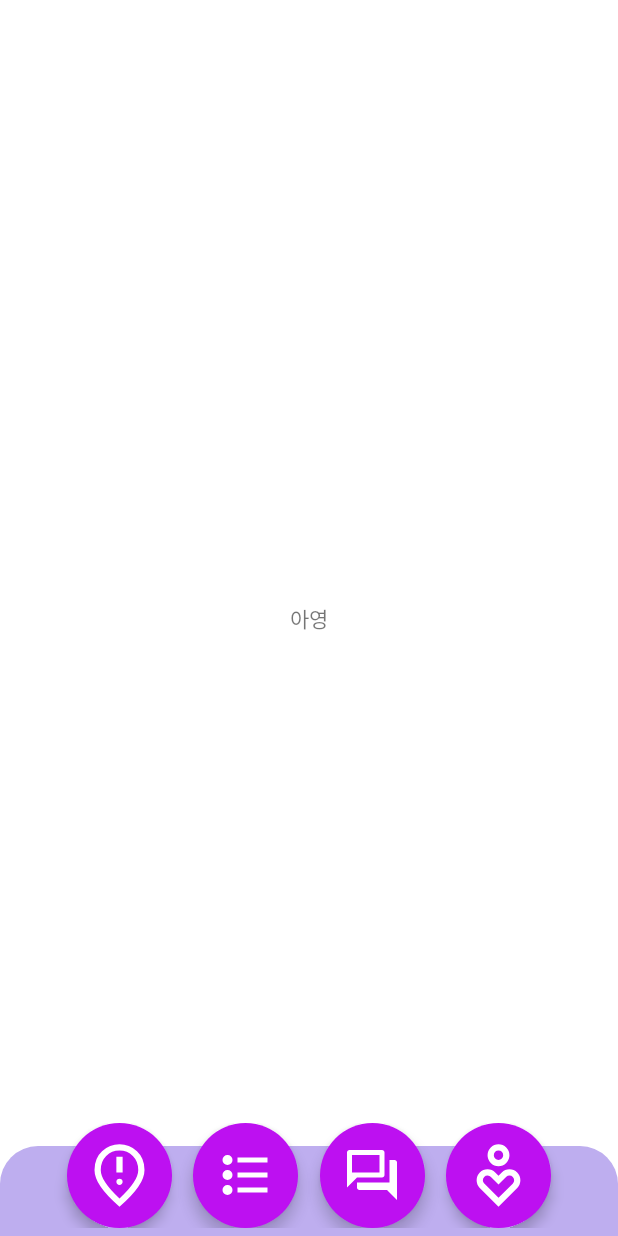
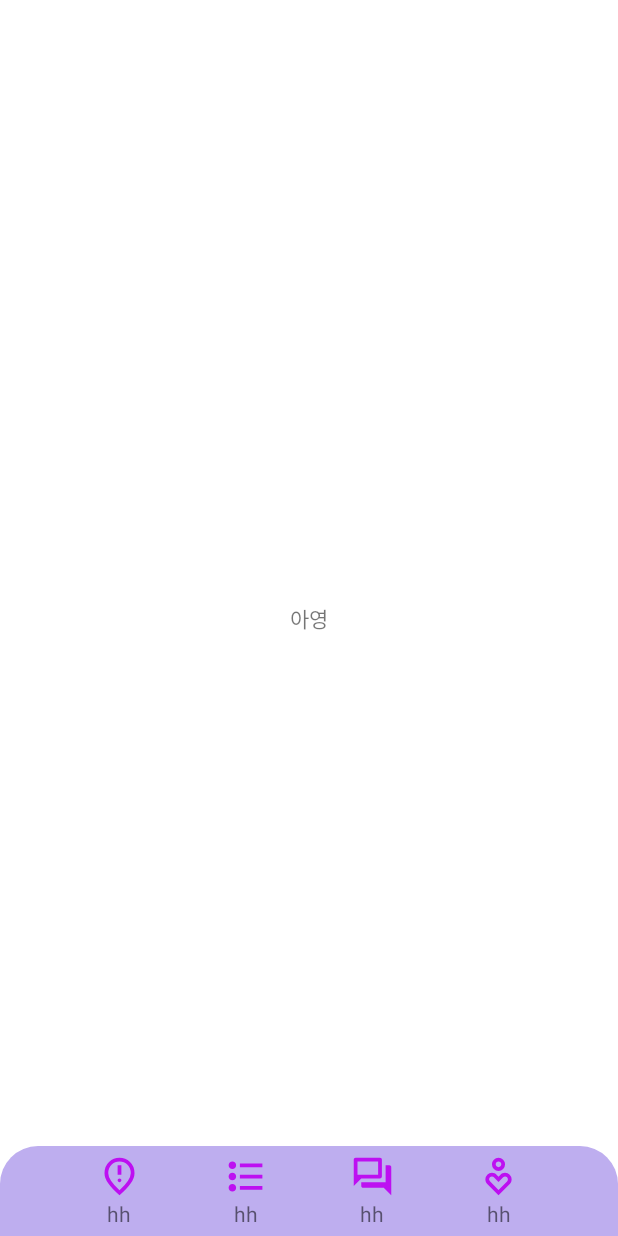
Before and after one commit to TogeDuck/SourceCode, an Android app: the AhyoungFragment screen opened through its navigation route, on a phone screen of 412 x 824 dp. Run offline under Robolectric (Android 15) with nearby library versions, the phone set to English and light mode, and no system bars; our stand-ins replace Dagger/Hilt's generated code.

Commit message:
feat: bottom appbar

```diff
--- a/Android/TogeDuck/app/src/main/res/layout/component_bottom_appbar.xml
+++ b/Android/TogeDuck/app/src/main/res/layout/component_bottom_appbar.xml
@@ -73,44 +73,6 @@
             app:layout_constraintRight_toRightOf="@id/fab_myrecord"
             app:tint="@color/bts_main_400"
             />
-
-        <Button android:background="@drawable/style_circle_bottom_appbar"
-            android:visibility="invisible"
-            android:id="@+id/button_quest"
-            android:layout_width="70dp"
-            android:layout_height="70dp"
-            app:layout_constraintBottom_toBottomOf="parent"
-            app:layout_constraintLeft_toLeftOf="@id/fab_quest"
-            app:layout_constraintRight_toRightOf="@id/fab_quest"
-            />
-
-        <Button android:background="@drawable/style_circle_bottom_appbar"
-            android:visibility="invisible"
-            android:id="@+id/button_list"
-            android:layout_width="70dp"
-            android:layout_height="70dp"
-            app:layout_constraintBottom_toBottomOf="parent"
-            app:layout_constraintLeft_toLeftOf="@id/fab_list"
-            app:layout_constraintRight_toRightOf="@id/fab_list"
-            />
-        <Button android:background="@drawable/style_circle_bottom_appbar"
-            android:visibility="invisible"
-            android:id="@+id/button_chat"
-            android:layout_width="70dp"
-            android:layout_height="70dp"
-            app:layout_constraintBottom_toBottomOf="parent"
-            app:layout_constraintLeft_toLeftOf="@id/fab_chat"
-            app:layout_constraintRight_toRightOf="@id/fab_chat"
-            />
-        <Button android:background="@drawable/style_circle_bottom_appbar"
-            android:visibility="invisible"
-            android:id="@+id/button_myrecord"
-            android:layout_width="70dp"
-            android:layout_height="70dp"
-            app:layout_constraintBottom_toBottomOf="parent"
-            app:layout_constraintLeft_toLeftOf="@id/fab_myrecord"
-            app:layout_constraintRight_toRightOf="@id/fab_myrecord"
-            />
         <TextView
             android:id="@+id/text_quest"
             android:layout_width="wrap_content"
@@ -161,6 +123,8 @@
             android:elevation="5dp"
             android:gravity="center"
             android:orientation="vertical"
+            android:clickable="true"
+            android:visibility="invisible"
             >
             <ImageView
                 android:layout_width="50dp"
@@ -179,6 +143,8 @@
             android:elevation="5dp"
             android:gravity="center"
             android:orientation="vertical"
+            android:clickable="true"
+            android:visibility="invisible"
             >
             <ImageView
                 android:layout_width="40dp"
@@ -197,6 +163,8 @@
             android:elevation="5dp"
             android:gravity="center"
             android:orientation="vertical"
+            android:clickable="true"
+            android:visibility="invisible"
             >
             <ImageView
                 android:layout_width="40dp"
@@ -215,6 +183,8 @@
             android:elevation="5dp"
             android:gravity="center"
             android:orientation="vertical"
+            android:clickable="true"
+            android:visibility="invisible"
             >
             <ImageView
                 android:layout_width="50dp"
```
Also changed, not shown: Android/TogeDuck/app/src/main/java/com/idle/togeduck/view/BottomAppbarFragment.kt (+16 -9 lines).
